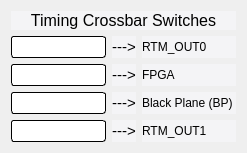
cristinasewell/ATCA_PyDM_Screens, file new_look/timing.ui: the form before one commit.
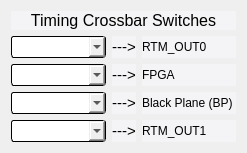
The form after the commit. Icons and pictures are not drawn. Custom widgets are drawn as their Qt base class.

Commit message: MNT: took back the image from qcomboBox drop-arrow

Patch:
```diff
--- a/new_look/timing.ui
+++ b/new_look/timing.ui
@@ -216,17 +216,6 @@
     border-radius: 3px;
     padding: 1px 18px 1px 3px;
     min-width: 6em;
-}
-QComboBox::drop-down 
-{
-    border: 0px; /* This seems to replace the whole arrow of the combo box */
-}
-
-/* Define a new custom arrow icon for the combo box */
-QComboBox::down-arrow {
-    image: url(../docs/_static/arrow.png);
-    width: 12px;
-    height: 12px;
 }</string>
        </property>
        <property name="channel" stdset="0">
@@ -282,17 +271,6 @@
     border-radius: 3px;
     padding: 1px 18px 1px 3px;
     min-width: 6em;
-}
-QComboBox::drop-down 
-{
-    border: 0px; /* This seems to replace the whole arrow of the combo box */
-}
-
-/* Define a new custom arrow icon for the combo box */
-QComboBox::down-arrow {
-    image: url(../docs/_static/arrow.png);
-    width: 12px;
-    height: 12px;
 }</string>
        </property>
        <property name="channel" stdset="0">
@@ -329,17 +307,6 @@
     border-radius: 3px;
     padding: 1px 18px 1px 3px;
     min-width: 6em;
-}
-QComboBox::drop-down 
-{
-    border: 0px; /* This seems to replace the whole arrow of the combo box */
-}
-
-/* Define a new custom arrow icon for the combo box */
-QComboBox::down-arrow {
-    image: url(../docs/_static/arrow.png);
-    width: 12px;
-    height: 12px;
 }</string>
        </property>
        <property name="channel" stdset="0">
@@ -414,17 +381,6 @@
     border-radius: 3px;
     padding: 1px 18px 1px 3px;
     min-width: 6em;
-}
-QComboBox::drop-down 
-{
-    border: 0px; /* This seems to replace the whole arrow of the combo box */
-}
-
-/* Define a new custom arrow icon for the combo box */
-QComboBox::down-arrow {
-    image: url(../docs/_static/arrow.png);
-    width: 12px;
-    height: 12px;
 }</string>
        </property>
        <property name="channel" stdset="0">
```
The commit also changes 1 other file.
